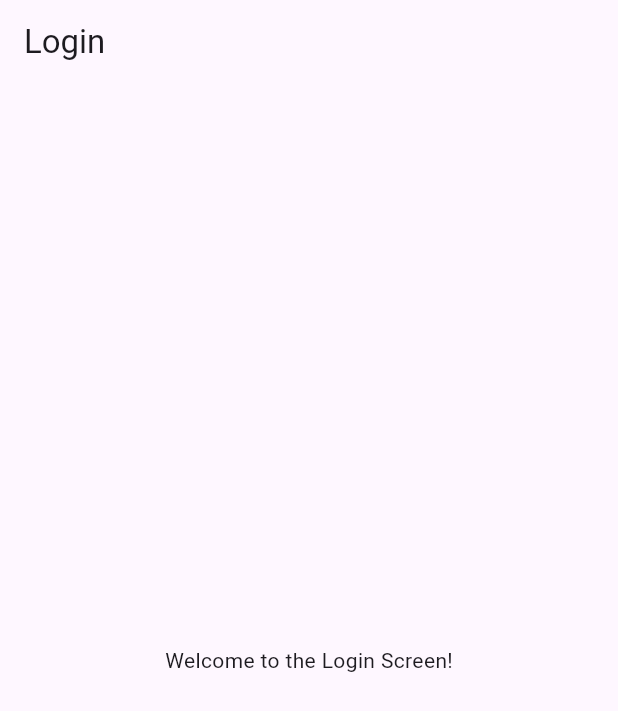
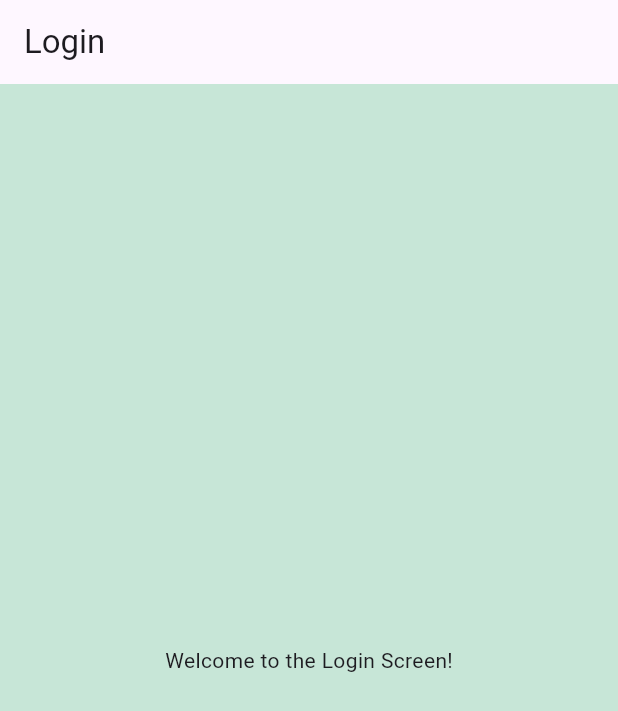
Before and after one commit to sebaqsebaq/Sebaq, a Flutter app: the screen it shows after launch, on a phone screen of 412 x 824 dp. Shown: the top 711 px of the screen. Run offline on Flutter 3.47's test engine with Material 3 defaults, Android fonts, the phone set to English and light mode, and no system bars; our stand-ins replace flutter_svg.

```diff
--- a/lib/main.dart
+++ b/lib/main.dart
@@ -1,5 +1,6 @@
 import 'package:flutter/material.dart';
 import 'package:untitled1/utils/configrations/app_routes.dart';
+import 'package:untitled1/utils/configrations/app_theme.dart';
 
 void main() {
   runApp(const MyApp());
@@ -13,6 +14,7 @@ class MyApp extends StatelessWidget {
     return MaterialApp(
       debugShowCheckedModeBanner: false,
       routes: getAppRoutes(),
+      theme: AppTheme.shared.getThemeData(),
     );
   }
 }
--- a/lib/presentation/login_screen.dart
+++ b/lib/presentation/login_screen.dart
@@ -1,5 +1,4 @@
 import 'package:flutter/material.dart';
-import 'package:untitled1/presentation/splash_screen.dart';
 
 
 class LoginScreen extends StatelessWidget {
@@ -9,29 +8,11 @@ class LoginScreen extends StatelessWidget {
   Widget build(BuildContext context) {
     return Scaffold(
       appBar: AppBar(
-        title: Text('Login'),
+        title: const Text('Login'),
       ),
-      body: Center(
+      body: const Center(
         child: Text('Welcome to the Login Screen!'),
       ),
     );
   }
 }
-
-void main() {
-  runApp(MyApp());
-}
-
-class MyApp extends StatelessWidget {
-  @override
-  Widget build(BuildContext context) {
-    return MaterialApp(
-      debugShowCheckedModeBanner: false,
-      initialRoute: '/',
-      routes: {
-        '/': (context) => const SplashScreen(),
-        '/login': (context) => const LoginScreen(),
-      },
-    );
-  }
-}
--- a/lib/presentation/splash_screen.dart
+++ b/lib/presentation/splash_screen.dart
@@ -22,7 +22,6 @@ class _SplashScreenState extends State<SplashScreen> {
   @override
   Widget build(BuildContext context) {
     return Scaffold(
-      backgroundColor: const Color(0xFFDFF3E5),
       body: Center(
         child: Image.asset(
           'assets/splash.jpeg',
--- a/lib/utils/configrations/app_colors.dart
+++ b/lib/utils/configrations/app_colors.dart
@@ -7,4 +7,5 @@ class AppColors{
   static const Color textFieldHeaderColor = Color(0xff000000);
   static const Color primaryColor = Color(0xFF005295);
   static const Color textFieldBackgroundColor = Color(0xffFAFBFC);
+  static const Color scaffoldBackgroundColor = Color(0xffC7E6D7);
 }
--- /dev/null
+++ b/lib/utils/configrations/app_theme.dart
@@ -0,0 +1,12 @@
+import 'package:flutter/material.dart';
+
+import 'app_colors.dart';
+
+class AppTheme {
+
+  static final AppTheme shared = AppTheme();
+
+  ThemeData getThemeData() {
+    return ThemeData(scaffoldBackgroundColor: AppColors.scaffoldBackgroundColor);
+  }
+}
--- a/pubspec.yaml
+++ b/pubspec.yaml
@@ -35,6 +35,7 @@ dependencies:
   # The following adds the Cupertino Icons font to your application.
   # Use with the CupertinoIcons class for iOS style icons.
   cupertino_icons: ^1.0.6
+  flutter_svg: ^2.0.16
 
 dev_dependencies:
   flutter_test:
@@ -61,6 +62,7 @@ flutter:
   # To add assets to your application, add an assets section, like this:
   assets:
     - assets/splash.jpeg
+    - assets/appbar_drone.svg
 
   # An image asset can refer to one or more resolution-specific "variants", see
   # https://flutter.dev/assets-and-images/#resolution-aware
```
Also changed, not shown: lib/presentation/user/home/home_page.dart (+25 -1 lines), assets/appbar_drone.svg (added).
